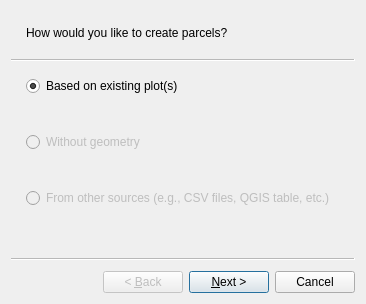
Before: the Qt Designer form asistente_ladm_col/ui/wiz_create_parcel_cadastre.ui in SwissTierrasColombia/Asistente-LADM-COL, drawn with Qt 5.
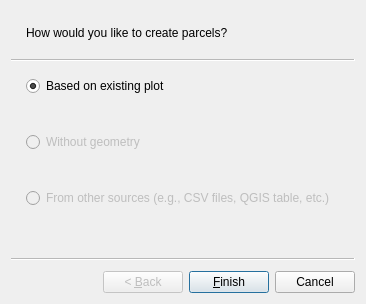
After: the same form once the commit is applied.

Commit message: New option to add Parcel based on existing (and selected) Plot

Diff of the .ui file:
```diff
--- a/asistente_ladm_col/ui/wiz_create_parcel_cadastre.ui
+++ b/asistente_ladm_col/ui/wiz_create_parcel_cadastre.ui
@@ -23,7 +23,7 @@
       <item>
        <widget class="QRadioButton" name="rad_parcel_from_plot">
         <property name="text">
-         <string>Based on existing plot(s)</string>
+         <string>Based on existing plot</string>
         </property>
         <property name="checked">
          <bool>true</bool>
@@ -96,7 +96,6 @@
     </item>
    </layout>
   </widget>
-  <widget class="QWizardPage" name="wizardPage2"/>
  </widget>
  <resources/>
  <connections/>
```
The commit also changes 3 other files.
